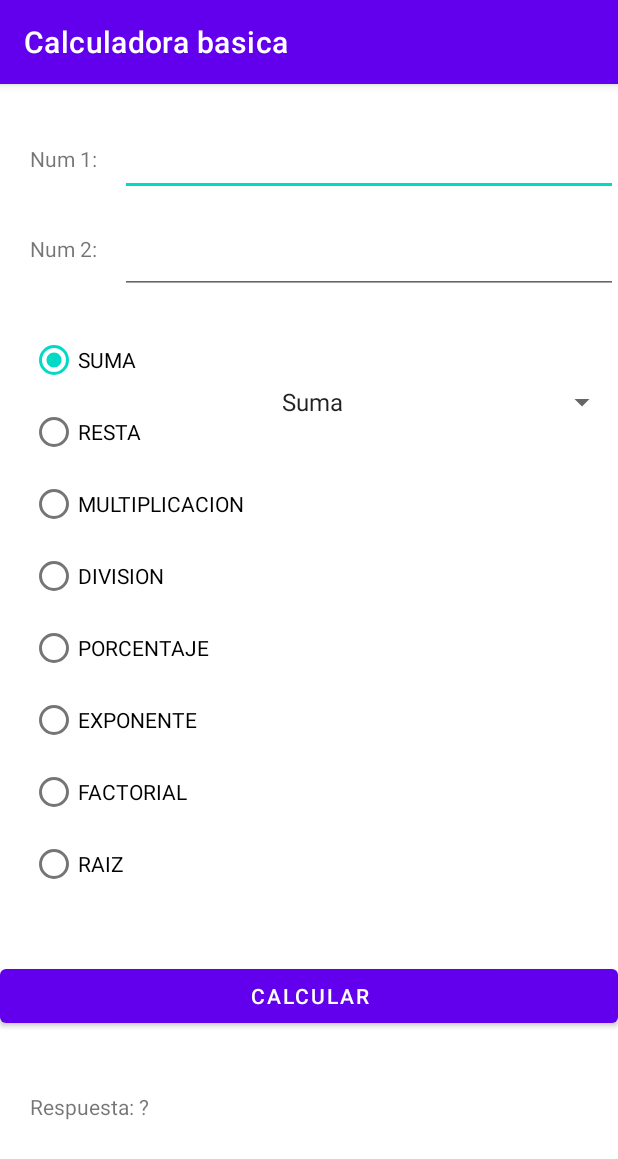
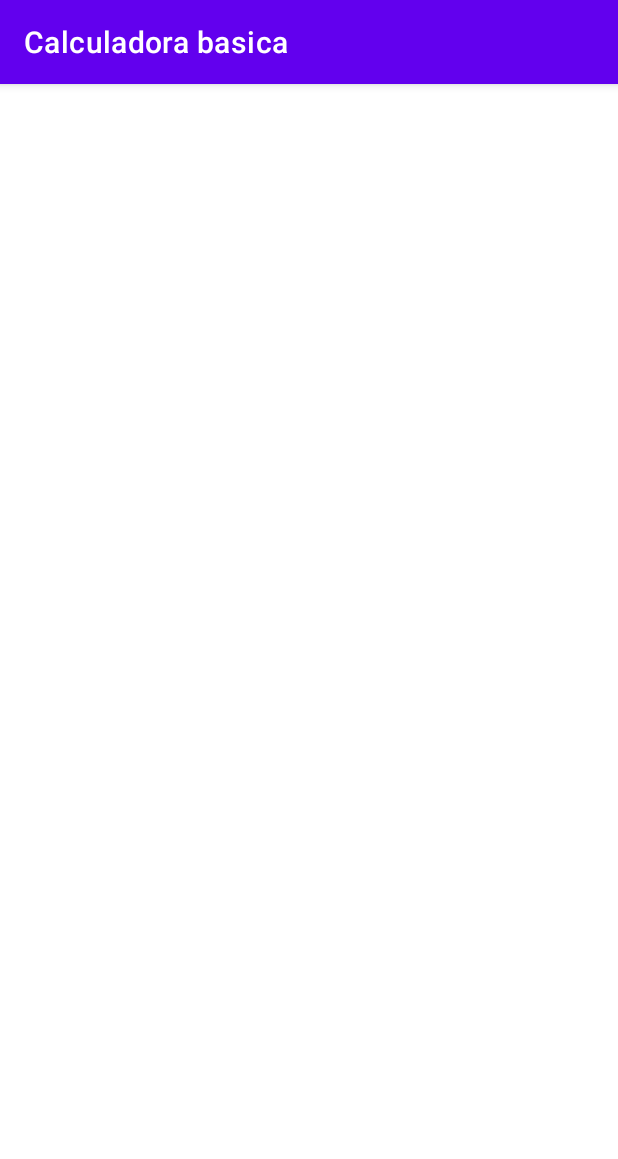
Before and after one commit to DiegoZap1/Progra-2024-Ciclo-3, an Android app: the screen it shows after launch (MainActivity), on a phone screen of 412 x 824 dp. Shown: the top 1159 px of the screen. Run offline under Robolectric (Android 15) with nearby library versions, the phone set to English and light mode, and no system bars; 2 statements that could not run were skipped.

Commit message:
Practica 3

```diff
--- a/app/src/main/res/layout/activity_main.xml
+++ b/app/src/main/res/layout/activity_main.xml
@@ -6,114 +6,4 @@
     android:layout_height="match_parent"
     tools:context=".MainActivity">
 
-   <TextView
-       android:id="@+id/lblnum1"
-       android:layout_width="wrap_content"
-       android:layout_height="wrap_content"
-       android:text="Num 1:"
-       android:layout_marginLeft="20dp"
-       android:layout_marginTop="40dp"/>
-
-    <TextView
-        android:id="@+id/lblnum2"
-        android:layout_width="wrap_content"
-        android:layout_height="wrap_content"
-        android:layout_below="@+id/txtnum1"
-        android:layout_marginLeft="20dp"
-        android:layout_marginTop="25dp"
-        android:text="Num 2:" />
-
-    <EditText
-        android:id="@+id/txtnum1"
-        android:layout_width="match_parent"
-        android:layout_height="wrap_content"
-        android:layout_below="@+id/lblnum1"
-        android:layout_marginTop="-30dp"
-        android:layout_marginLeft="80dp"/>
-
- <EditText
-     android:id="@+id/txtnum2"
-     android:layout_width="match_parent"
-     android:layout_height="wrap_content"
-     android:layout_below="@+id/txtnum1"
-     android:layout_marginLeft="80dp"
-     android:layout_marginTop="20dp" />
-
-    <Spinner
-        android:id="@+id/spnOpciones"
-        android:entries="@array/spnopciones"
-        android:layout_below="@+id/txtnum2"
-        android:layout_marginTop="60dp"
-        android:layout_marginStart="180dp"
-        android:layout_width="match_parent"
-        android:layout_height="wrap_content"/>
-
-
-    <RadioGroup
-        android:id="@+id/optOpciones"
-        android:layout_below="@+id/txtnum2"
-        android:layout_marginTop="20dp"
-        android:layout_marginLeft="20dp"
-        android:layout_width="wrap_content"
-        android:layout_height="wrap_content">
-        <RadioButton
-            android:id="@+id/optSuma"
-            android:text="SUMA"
-            android:checked="true"
-            android:layout_width="match_parent"
-            android:layout_height="wrap_content"/>
-        <RadioButton
-            android:id="@+id/optResta"
-            android:text="RESTA"
-            android:layout_width="match_parent"
-            android:layout_height="wrap_content"/>
-        <RadioButton
-            android:id="@+id/optMulplicacion"
-            android:text="MULTIPLICACION"
-            android:layout_width="match_parent"
-            android:layout_height="wrap_content"/>
-        <RadioButton
-            android:id="@+id/optDivision"
-            android:text="DIVISION"
-            android:layout_width="match_parent"
-            android:layout_height="wrap_content"/>
-        <RadioButton
-            android:id="@+id/optPorcentaje"
-            android:text="PORCENTAJE"
-            android:layout_width="match_parent"
-            android:layout_height="wrap_content"/>
-        <RadioButton
-            android:id="@+id/optExponente"
-            android:text="EXPONENTE"
-            android:layout_width="match_parent"
-            android:layout_height="wrap_content"/>
-        <RadioButton
-            android:id="@+id/optFactorial"
-            android:text="FACTORIAL"
-            android:layout_width="match_parent"
-            android:layout_height="wrap_content"/>
-        <RadioButton
-            android:id="@+id/optRaiz"
-            android:text="RAIZ"
-            android:layout_width="match_parent"
-            android:layout_height="wrap_content"/>
-    </RadioGroup>
-    <Button
-        android:id="@+id/btnCalcular"
-        android:layout_width="match_parent"
-        android:layout_height="wrap_content"
-        android:layout_below="@+id/optOpciones"
-        android:layout_marginTop="40dp"
-        android:text="Calcular"/>
-
-    <TextView
-        android:id="@+id/lblrespuesta"
-        android:layout_width="wrap_content"
-        android:layout_height="wrap_content"
-        android:layout_below="@+id/btnCalcular"
-        android:layout_marginTop="40dp"
-        android:layout_marginLeft="20dp"
-        android:text="Respuesta: ?" />
-
-
 </RelativeLayout>
```
